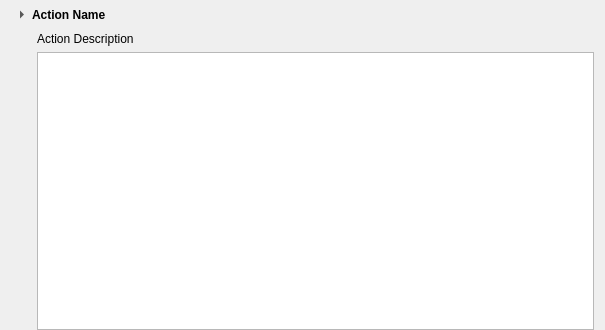
First picture: the form in libs/ui/input/config/kis_input_configuration_page_item.ui, repository KDE/krita, before the edit.
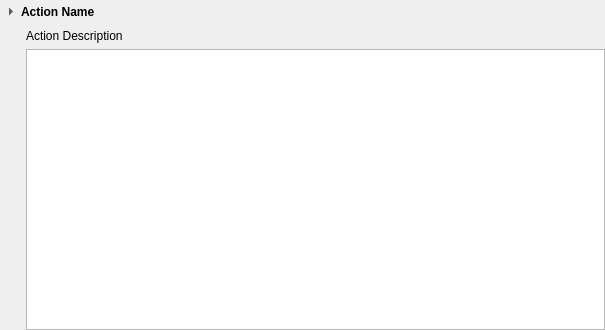
Second picture: the form after the edit.

Patch:
```diff
--- a/libs/ui/input/config/kis_input_configuration_page_item.ui
+++ b/libs/ui/input/config/kis_input_configuration_page_item.ui
@@ -21,16 +21,19 @@
    </sizepolicy>
   </property>
   <layout class="QGridLayout" name="gridLayout">
+   <property name="leftMargin">
+    <number>0</number>
+   </property>
    <property name="topMargin">
-    <number>3</number>
+    <number>0</number>
+   </property>
+   <property name="rightMargin">
+    <number>0</number>
    </property>
    <property name="bottomMargin">
     <number>0</number>
    </property>
-   <property name="spacing">
-    <number>6</number>
-   </property>
-   <item colspan="2" column="1" row="1">
+   <item row="1" column="1" colspan="2">
     <widget class="QLabel" name="descriptionLabel">
      <property name="text">
       <string>&lt;html&gt;&lt;head/&gt;&lt;body&gt;&lt;p&gt;Action Description&lt;/p&gt;&lt;/body&gt;&lt;/html&gt;</string>
```
Left out of the diff: 8 changed lines with no effect on the pictures.
